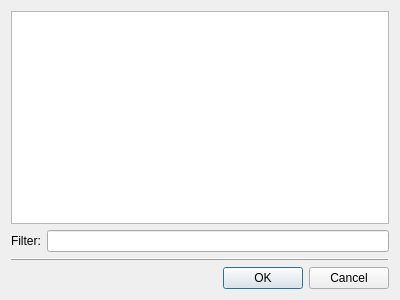
Above: qt/lc_setsdatabasedialog.ui from leozide/leocad before the change. Below: the same form after it.
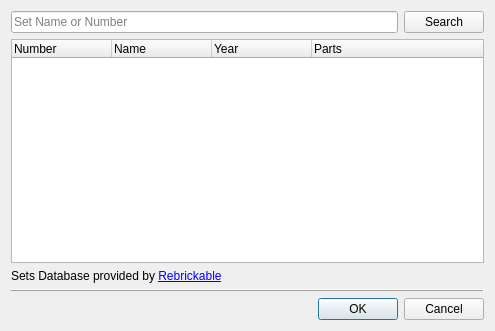
That is the form after the change.

What changed in the file:
```diff
--- a/qt/lc_setsdatabasedialog.ui
+++ b/qt/lc_setsdatabasedialog.ui
@@ -6,31 +6,78 @@
    <rect>
     <x>0</x>
     <y>0</y>
-    <width>400</width>
-    <height>300</height>
+    <width>495</width>
+    <height>331</height>
    </rect>
   </property>
   <property name="windowTitle">
    <string>Dialog</string>
   </property>
   <layout class="QVBoxLayout" name="verticalLayout">
-   <item>
-    <widget class="QListView" name="setsList"/>
-   </item>
    <item>
     <layout class="QHBoxLayout" name="horizontalLayout">
      <item>
-      <widget class="QLabel" name="label">
+      <widget class="QLineEdit" name="SearchEdit">
+       <property name="placeholderText">
+        <string>Set Name or Number</string>
+       </property>
+      </widget>
+     </item>
+     <item>
+      <widget class="QPushButton" name="SearchButton">
        <property name="text">
-        <string>Filter:</string>
+        <string>Search</string>
        </property>
       </widget>
      </item>
-     <item>
-      <widget class="QLineEdit" name="filterEdit"/>
-     </item>
     </layout>
    </item>
+   <item>
+    <widget class="QTreeWidget" name="SetsTree">
+     <property name="rootIsDecorated">
+      <bool>false</bool>
+     </property>
+     <property name="uniformRowHeights">
+      <bool>true</bool>
+     </property>
+     <property name="allColumnsShowFocus">
+      <bool>true</bool>
+     </property>
+     <property name="columnCount">
+      <number>4</number>
+     </property>
+     <column>
+      <property name="text">
+       <string>Number</string>
+      </property>
+     </column>
+     <column>
+      <property name="text">
+       <string>Name</string>
+      </property>
+     </column>
+     <column>
+      <property name="text">
+       <string>Year</string>
+      </property>
+     </column>
+     <column>
+      <property name="text">
+       <string>Parts</string>
+      </property>
+     </column>
+    </widget>
+   </item>
+   <item>
+    <widget class="QLabel" name="label">
+     <property name="text">
+      <string>Sets Database provided by &lt;a href=&quot;http://www.rebrickable.com&quot;&gt;Rebrickable&lt;/a&gt;</string>
+     </property>
+     <property name="openExternalLinks">
+      <bool>true</bool>
+     </property>
+    </widget>
+   </item>
    <item>
     <widget class="QFrame" name="frame">
      <property name="frameShape">
```
Left out of the diff: 2 changed lines with no effect on the pictures.
